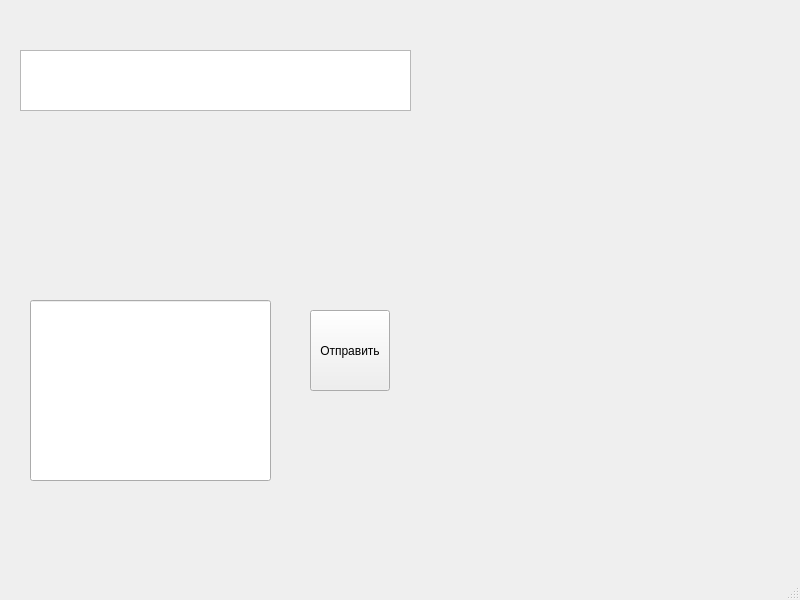
This is client/mainwindow.ui in alexxxandra031/project as Qt 5 draws it before an edit. The edited form follows.
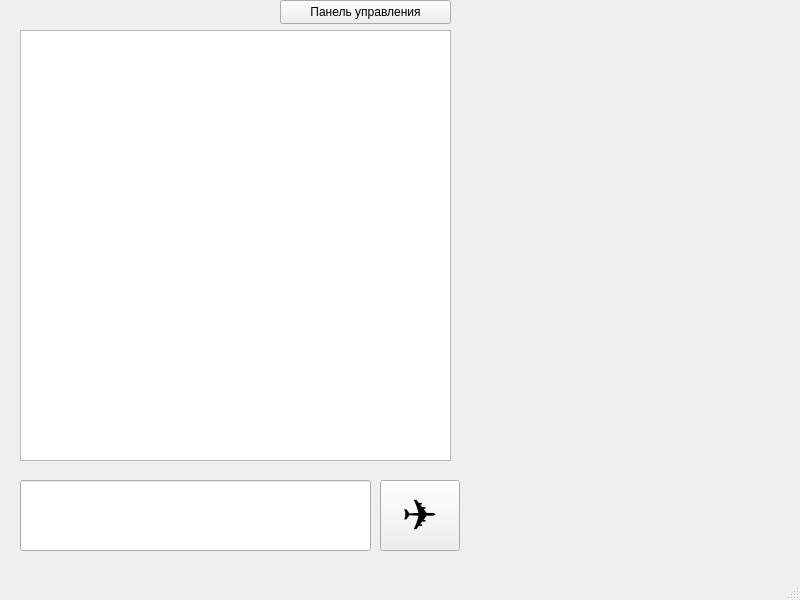
This is the edited form.

Commit message: Admin Panel

```diff
--- a/client/mainwindow.ui
+++ b/client/mainwindow.ui
@@ -18,9 +18,9 @@
     <property name="geometry">
      <rect>
       <x>20</x>
-      <y>50</y>
-      <width>391</width>
-      <height>61</height>
+      <y>30</y>
+      <width>431</width>
+      <height>431</height>
      </rect>
     </property>
     <property name="readOnly">
@@ -30,24 +30,42 @@
    <widget class="QLineEdit" name="lineEdit_message">
     <property name="geometry">
      <rect>
-      <x>30</x>
-      <y>300</y>
-      <width>241</width>
-      <height>181</height>
+      <x>20</x>
+      <y>480</y>
+      <width>351</width>
+      <height>71</height>
      </rect>
     </property>
    </widget>
    <widget class="QPushButton" name="pushButton_send">
     <property name="geometry">
      <rect>
-      <x>310</x>
-      <y>310</y>
+      <x>380</x>
+      <y>480</y>
       <width>80</width>
-      <height>81</height>
+      <height>71</height>
      </rect>
     </property>
+    <property name="font">
+     <font>
+      <pointsize>32</pointsize>
+     </font>
+    </property>
     <property name="text">
-     <string>Отправить</string>
+     <string>✈</string>
+    </property>
+   </widget>
+   <widget class="QPushButton" name="pushButton_adminPanel">
+    <property name="geometry">
+     <rect>
+      <x>280</x>
+      <y>0</y>
+      <width>171</width>
+      <height>24</height>
+     </rect>
+    </property>
+    <property name="text">
+     <string>Панель управления</string>
     </property>
    </widget>
   </widget>
```
The commit also changes 6 other files.
